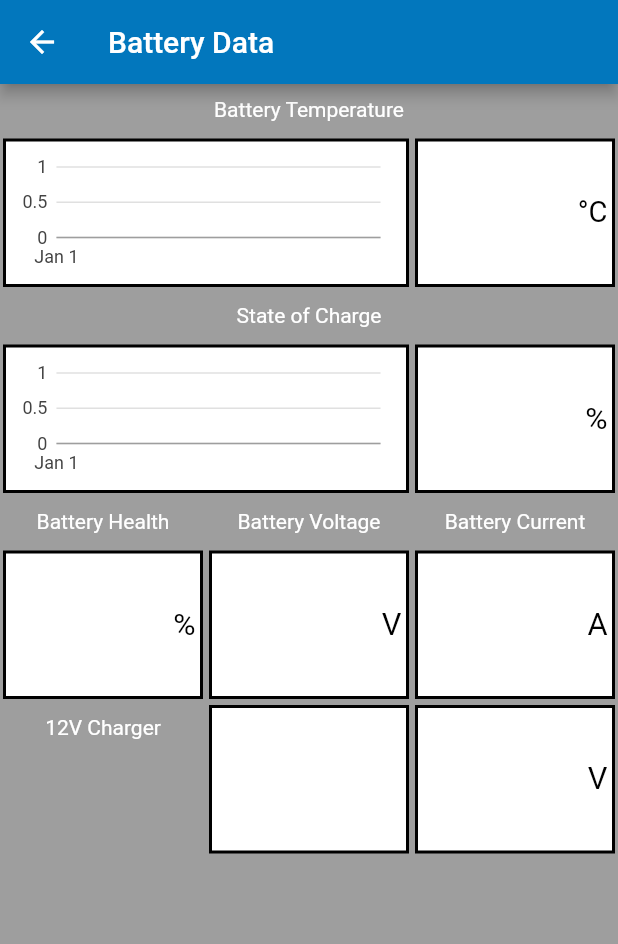
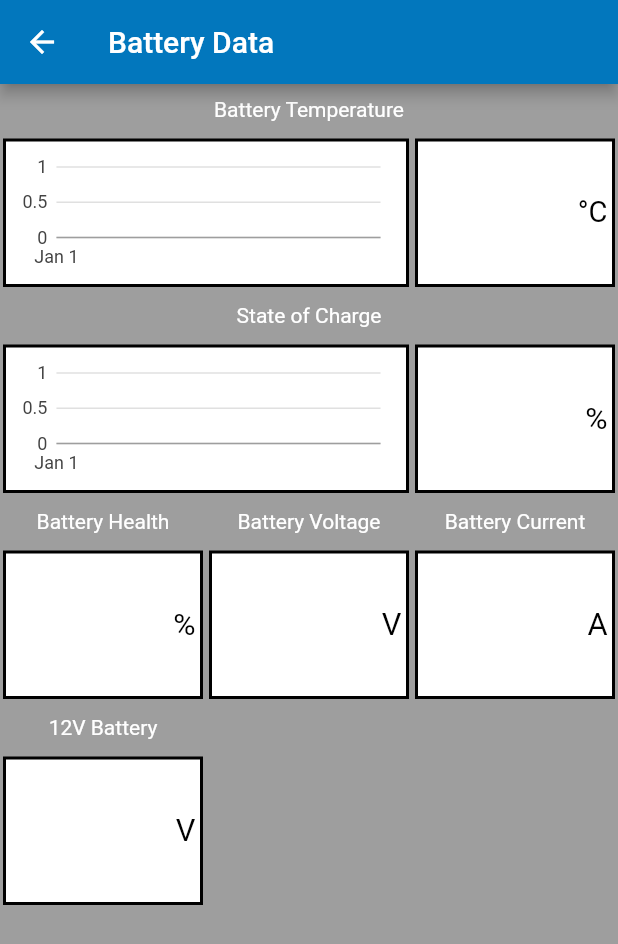
Before and after one commit to Edelbitter/odb24e, a Flutter app: the BatteryPage screen opened by its route, on a phone screen of 412 x 824 dp. Shown: the top 944 px of the screen. Run offline on Flutter 3.47's test engine with Material 2 defaults, Android fonts, the phone set to English and light mode, and no system bars; our stand-ins replace charts_flutter, connectivity, flutter_bluetooth_serial, shared_preferences; accounts and stored records are empty; Roboto replaces fonts that are missing (Hind, Montserrat).

Commit message:
better db

```diff
--- a/lib/battery.dart
+++ b/lib/battery.dart
@@ -20,11 +20,8 @@ class BatteryState extends State<BatteryPage> {
   @override
   initState() {}
 
-
   @override
   Widget build(BuildContext context) {
-
-
     return Scaffold(
         backgroundColor: Colors.grey,
         appBar: AppBar(
@@ -47,26 +44,22 @@ class BatteryState extends State<BatteryPage> {
             // mainAxisSpacing: 2.0,
             // crossAxisSpacing: 2.0,
             children: <Widget>[
-              Center(child:Text("Battery Temperature")),
+              Center(child: Text("Battery Temperature")),
               LineChartTile('622001'),
               TextTile('622001'),
-
-              Center(child:Text("State of Charge")),
+              Center(child: Text("State of Charge")),
               LineChartTile('622002'),
               TextTile('622002'),
-
-              Center(child:Text("Battery Health")),
-              Center(child:Text("Battery Voltage")),
-              Center(child:Text("Battery Current")),
-
+              Center(child: Text("Battery Health")),
+              Center(child: Text("Battery Voltage")),
+              Center(child: Text("Battery Current")),
               TextTile('623206'),
               TextTile('623203'),
               TextTile('623204'),
-      Center(child:Text("12V Charger")),
-              TextTile('623022'),
+              Center(child: Text("12V Battery")),
+             // TextTile('623022'),
+              Text(''),
               TextTile('622005'),
-
-
             ],
             staggeredTiles: const <StaggeredTile>[
               const StaggeredTile.count(12, 1),
@@ -82,11 +75,8 @@ class BatteryState extends State<BatteryPage> {
               const StaggeredTile.count(4, 3),
               const StaggeredTile.count(4, 3),
               const StaggeredTile.count(4, 1),
+              const StaggeredTile.count(6, 4),
               const StaggeredTile.count(4, 3),
-              const StaggeredTile.count(4, 3),
-
-
-
             ],
           ),
         ));
```
Also changed, not shown: lib/database.dart (+49 -40 lines).
